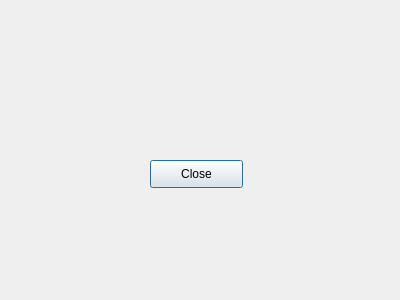
This is first/popup.ui in Devikarb/TIME4CLASS as Qt 5 draws it before an edit. The edited form follows.
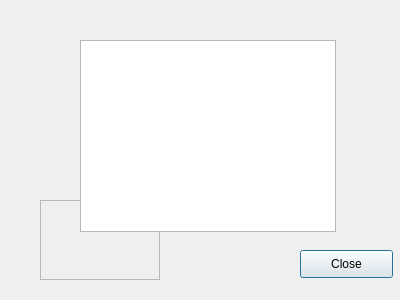
This is the edited form.

Commit message:
popup with link
laeddb, alert to be set

Diff of the .ui file:
```diff
--- a/first/popup.ui
+++ b/first/popup.ui
@@ -13,11 +13,24 @@
   <property name="windowTitle">
    <string>Dialog</string>
   </property>
+  <widget class="QLabel" name="label">
+   <property name="geometry">
+    <rect>
+     <x>80</x>
+     <y>40</y>
+     <width>161</width>
+     <height>20</height>
+    </rect>
+   </property>
+   <property name="text">
+    <string>TextLabel</string>
+   </property>
+  </widget>
   <widget class="QPushButton" name="pushButton">
    <property name="geometry">
     <rect>
-     <x>150</x>
-     <y>160</y>
+     <x>300</x>
+     <y>250</y>
      <width>93</width>
      <height>28</height>
     </rect>
@@ -26,6 +39,32 @@
     <string>Close</string>
    </property>
   </widget>
+  <widget class="QFrame" name="frame">
+   <property name="geometry">
+    <rect>
+     <x>40</x>
+     <y>200</y>
+     <width>120</width>
+     <height>80</height>
+    </rect>
+   </property>
+   <property name="frameShape">
+    <enum>QFrame::StyledPanel</enum>
+   </property>
+   <property name="frameShadow">
+    <enum>QFrame::Raised</enum>
+   </property>
+  </widget>
+  <widget class="QListView" name="listView">
+   <property name="geometry">
+    <rect>
+     <x>80</x>
+     <y>40</y>
+     <width>256</width>
+     <height>192</height>
+    </rect>
+   </property>
+  </widget>
  </widget>
  <resources/>
  <connections>
```
The commit also changes 11 other files.
